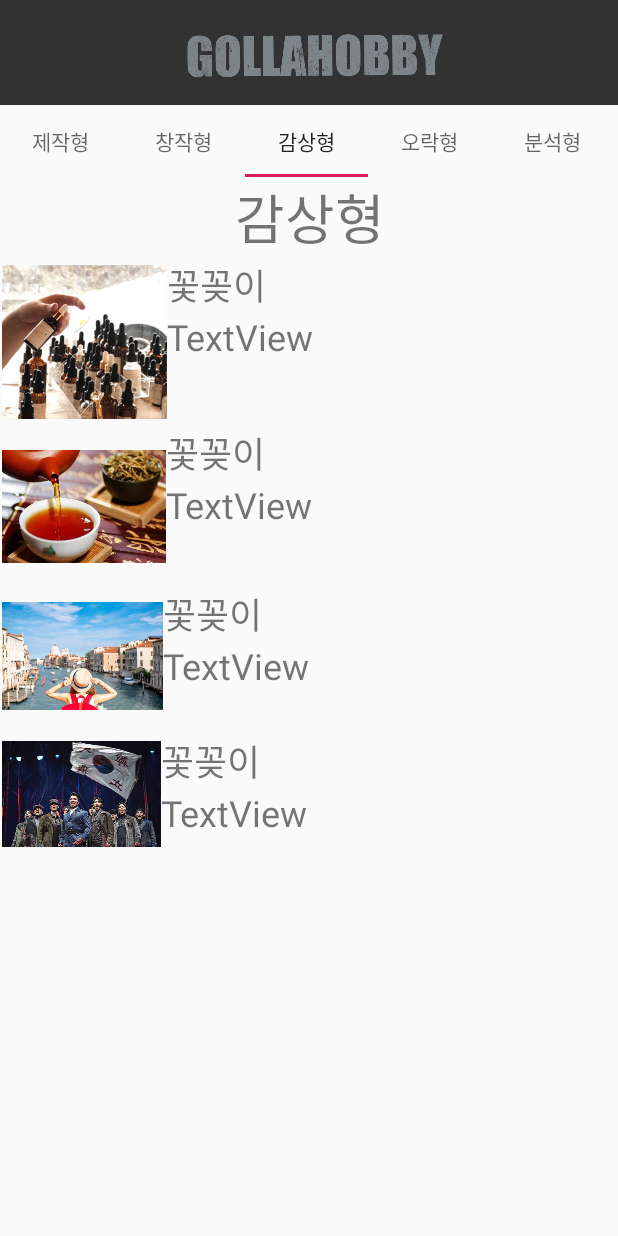
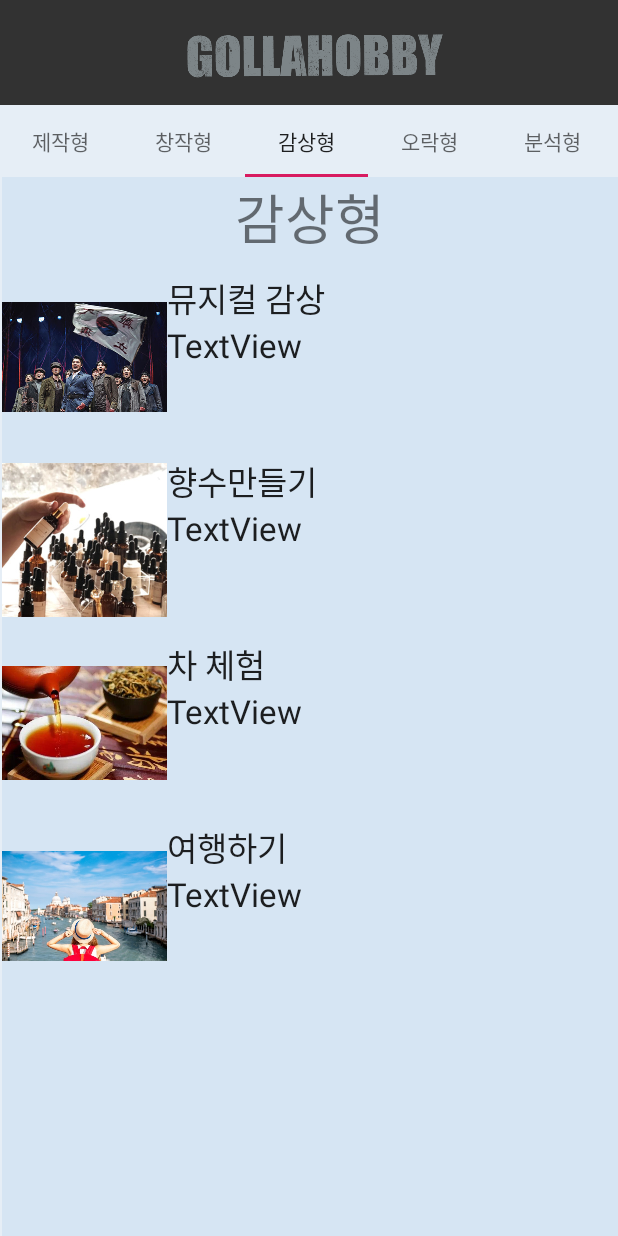
Before and after one commit to auddus16/GollaHobby, an Android app: the HobbyActivity screen opened directly, with no data from a screen before it, tab 3 chosen, on a phone screen of 412 x 824 dp. Run offline under Robolectric (Android 15) with nearby library versions, the phone set to English and light mode, and no system bars.

Commit message:
num7전부 수정

```diff
--- a/GollaHobby/app/src/main/res/layout/activity_select.xml
+++ b/GollaHobby/app/src/main/res/layout/activity_select.xml
@@ -1,9 +1,10 @@
 <?xml version="1.0" encoding="utf-8"?>
 <LinearLayout xmlns:android="http://schemas.android.com/apk/res/android"
     xmlns:app="http://schemas.android.com/apk/res-auto"
-    android:orientation="vertical"
     android:layout_width="match_parent"
-    android:layout_height="match_parent">
+    android:layout_height="match_parent"
+    android:background="#3397BCE4"
+    android:orientation="vertical">
 
     <include
         layout="@layout/toolbar"
--- a/GollaHobby/app/src/main/res/layout/num7.xml
+++ b/GollaHobby/app/src/main/res/layout/num7.xml
@@ -1,10 +1,10 @@
 <?xml version="1.0" encoding="utf-8"?>
-<androidx.constraintlayout.widget.ConstraintLayout
-    xmlns:android="http://schemas.android.com/apk/res/android"
+<androidx.constraintlayout.widget.ConstraintLayout xmlns:android="http://schemas.android.com/apk/res/android"
     xmlns:app="http://schemas.android.com/apk/res-auto"
     xmlns:tools="http://schemas.android.com/tools"
     android:layout_width="match_parent"
-    android:layout_height="match_parent">
+    android:layout_height="match_parent"
+    android:background="#3397BCE4">
 
     <include
         android:id="@+id/include"
--- a/GollaHobby/app/src/main/res/layout/num7_3.xml
+++ b/GollaHobby/app/src/main/res/layout/num7_3.xml
@@ -2,8 +2,10 @@
 <LinearLayout xmlns:android="http://schemas.android.com/apk/res/android"
     xmlns:app="http://schemas.android.com/apk/res-auto"
     xmlns:tools="http://schemas.android.com/tools"
-    android:orientation="vertical" android:layout_width="match_parent"
-    android:layout_height="match_parent">
+    android:layout_width="match_parent"
+    android:layout_height="match_parent"
+    android:background="#3397BCE4"
+    android:orientation="vertical">
 
     <TextView
         android:id="@+id/tvEnd2"
@@ -13,13 +15,58 @@
         android:textAlignment="center"
         android:textSize="36sp" />
 
+    <ScrollView
+        android:layout_width="match_parent"
+        android:layout_height="match_parent">
+
         <LinearLayout
             android:layout_width="match_parent"
             android:layout_height="wrap_content"
+            android:orientation="vertical" >
+
+            <LinearLayout
+                android:layout_width="match_parent"
+                android:layout_height="match_parent"
+                android:layout_marginTop="10dp"
                 android:orientation="horizontal">
 
                 <ImageView
-            android:id="@+id/ivHobby"
+                    android:id="@+id/ivMusical"
+                    android:layout_width="219dp"
+                    android:layout_height="112dp"
+                    android:layout_weight="1"
+                    app:srcCompat="@drawable/mu" />
+
+                <LinearLayout
+                    android:layout_width="match_parent"
+                    android:layout_height="match_parent"
+                    android:layout_weight="1"
+                    android:orientation="vertical">
+
+                    <TextView
+                        android:id="@+id/tvMusical"
+                        android:layout_width="match_parent"
+                        android:layout_height="wrap_content"
+                        android:text="뮤지컬 감상"
+                        android:textAppearance="@style/TextAppearance.AppCompat.Large" />
+
+                    <TextView
+                        android:id="@+id/tvMusicalEx"
+                        android:layout_width="match_parent"
+                        android:layout_height="match_parent"
+                        android:text="TextView"
+                        android:textAppearance="@style/TextAppearance.AppCompat.Large" />
+                </LinearLayout>
+            </LinearLayout>
+
+            <LinearLayout
+                android:layout_width="match_parent"
+                android:layout_height="match_parent"
+                android:layout_marginTop="10dp"
+                android:orientation="horizontal">
+
+                <ImageView
+                    android:id="@+id/ivPerfume"
                     android:layout_width="219dp"
                     android:layout_height="112dp"
                     android:layout_weight="1"
@@ -32,124 +79,91 @@
                     android:orientation="vertical">
 
                     <TextView
-                android:id="@+id/tvTitle"
+                        android:id="@+id/tvPerfume"
                         android:layout_width="match_parent"
                         android:layout_height="wrap_content"
-                android:text="꽃꽂이"
-                android:textSize="24sp" />
+                        android:text="향수만들기"
+                        android:textAppearance="@style/TextAppearance.AppCompat.Large" />
 
                     <TextView
-                android:id="@+id/tvHobby"
+                        android:id="@+id/tvPerfumeEx"
                         android:layout_width="match_parent"
-                android:layout_height="83dp"
+                        android:layout_height="match_parent"
                         android:text="TextView"
-                android:textSize="24sp" />
-
+                        android:textAppearance="@style/TextAppearance.AppCompat.Large" />
                 </LinearLayout>
-
             </LinearLayout>
 
             <LinearLayout
                 android:layout_width="match_parent"
-        android:layout_height="wrap_content"
+                android:layout_height="match_parent"
+                android:layout_marginTop="10dp"
                 android:orientation="horizontal">
 
                 <ImageView
-            android:id="@+id/imageView6"
-            android:layout_width="218dp"
-            android:layout_height="match_parent"
+                    android:id="@+id/ivTea"
+                    android:layout_width="219dp"
+                    android:layout_height="112dp"
                     android:layout_weight="1"
                     app:srcCompat="@drawable/tea" />
 
                 <LinearLayout
                     android:layout_width="match_parent"
-            android:layout_height="107dp"
+                    android:layout_height="match_parent"
                     android:layout_weight="1"
                     android:orientation="vertical">
 
                     <TextView
-                android:id="@+id/tvQ"
+                        android:id="@+id/tvTea"
                         android:layout_width="match_parent"
                         android:layout_height="wrap_content"
-                android:text="꽃꽂이"
-                android:textSize="24sp" />
+                        android:text="차 체험"
+                        android:textAppearance="@style/TextAppearance.AppCompat.Large" />
 
                     <TextView
-                android:id="@+id/textView8"
+                        android:id="@+id/tvTeaEx"
                         android:layout_width="match_parent"
                         android:layout_height="match_parent"
                         android:text="TextView"
-                android:textSize="24sp" />
-
+                        android:textAppearance="@style/TextAppearance.AppCompat.Large" />
                 </LinearLayout>
             </LinearLayout>
 
             <LinearLayout
                 android:layout_width="match_parent"
-        android:layout_height="wrap_content"
+                android:layout_height="match_parent"
+                android:layout_marginTop="10dp"
                 android:orientation="horizontal">
 
                 <ImageView
-            android:id="@+id/imageView8"
-            android:layout_width="198dp"
-            android:layout_height="92dp"
+                    android:id="@+id/ivTravel"
+                    android:layout_width="219dp"
+                    android:layout_height="112dp"
                     android:layout_weight="1"
                     app:srcCompat="@drawable/tra" />
 
                 <LinearLayout
-            android:layout_width="394dp"
-            android:layout_height="wrap_content"
+                    android:layout_width="match_parent"
+                    android:layout_height="match_parent"
                     android:layout_weight="1"
                     android:orientation="vertical">
 
                     <TextView
-                android:id="@+id/textView11"
+                        android:id="@+id/tvTravel"
                         android:layout_width="match_parent"
                         android:layout_height="wrap_content"
-                android:text="꽃꽂이"
-                android:textSize="24sp" />
+                        android:text="여행하기"
+                        android:textAppearance="@style/TextAppearance.AppCompat.Large" />
 
                     <TextView
-                android:id="@+id/tvEnd1"
+                        android:id="@+id/tvTravelEx"
                         android:layout_width="match_parent"
-                android:layout_height="62dp"
+                        android:layout_height="match_parent"
                         android:text="TextView"
-                android:textSize="24sp" />
+                        android:textAppearance="@style/TextAppearance.AppCompat.Large" />
                 </LinearLayout>
             </LinearLayout>
-
-    <LinearLayout
-        android:layout_width="match_parent"
-        android:layout_height="wrap_content"
-        android:orientation="horizontal">
-
-        <ImageView
-            android:id="@+id/imageView9"
-            android:layout_width="60dp"
-            android:layout_height="80dp"
-            android:layout_weight="1"
-            app:srcCompat="@drawable/mu" />
-
-        <LinearLayout
-            android:layout_width="258dp"
-            android:layout_height="wrap_content"
-            android:layout_weight="1"
-            android:orientation="vertical">
-
-            <TextView
-                android:id="@+id/tvYou1"
-                android:layout_width="match_parent"
-                android:layout_height="wrap_content"
-                android:text="꽃꽂이"
-                android:textSize="24sp" />
-
-            <TextView
-                android:id="@+id/textView15"
-                android:layout_width="match_parent"
-                android:layout_height="44dp"
-                android:text="TextView"
-                android:textSize="24sp" />
         </LinearLayout>
-    </LinearLayout>
+    </ScrollView>
 
 </LinearLayout>
```
Also changed, not shown: GollaHobby/app/src/main/res/layout/num7_1.xml (+105 -90 lines), GollaHobby/app/src/main/res/layout/num7_2.xml (+70 -90 lines), GollaHobby/app/src/main/res/layout/num7_5.xml (+35 -91 lines). Lines whose indentation alone changed are shown as unchanged.
